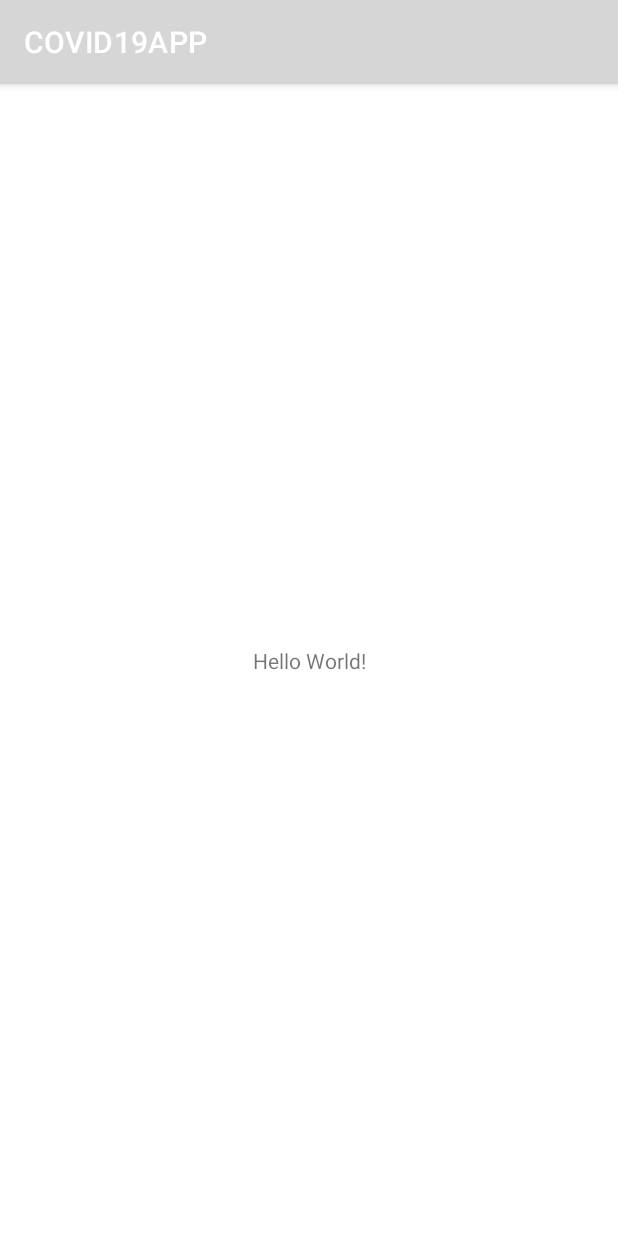
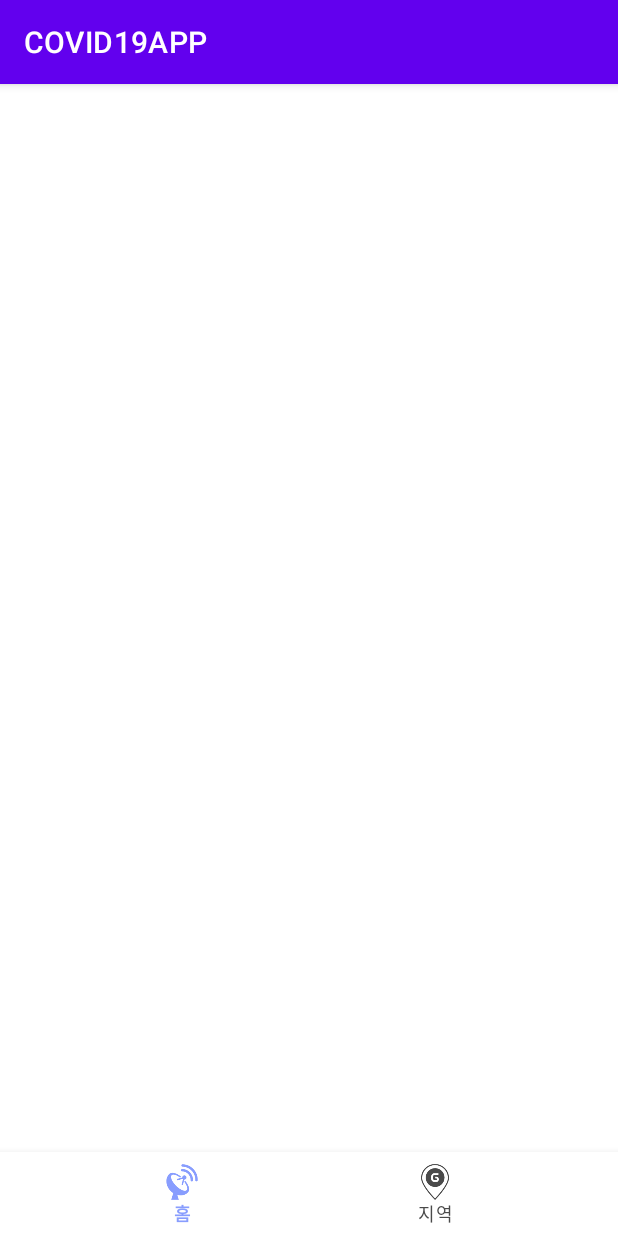
Before and after one commit to superDongE/COVID19APP, an Android app: the screen it shows after launch (MainActivity), on a phone screen of 412 x 824 dp. Run offline under Robolectric (Android 15) with nearby library versions, the light colour scheme and no system bars.

Commit message:
bottomNavigationView 구성

```diff
--- a/app/src/main/AndroidManifest.xml
+++ b/app/src/main/AndroidManifest.xml
@@ -1,6 +1,9 @@
 <?xml version="1.0" encoding="utf-8"?>
 <manifest xmlns:android="http://schemas.android.com/apk/res/android"
     package="com.example.covid19app">
+
+    <uses-permission android:name="android.permission.INTERNET" />
+    <!--    인터넷 권한 허용-->
 
     <application
         android:allowBackup="true"
--- a/app/src/main/java/com/example/covid19app/config/ApplicationClass.kt
+++ b/app/src/main/java/com/example/covid19app/config/ApplicationClass.kt
@@ -10,7 +10,7 @@ import retrofit2.converter.gson.GsonConverterFactory
 import java.util.concurrent.TimeUnit
 
 class ApplicationClass : Application() {
-    val API_URL = "https://members.softsquared.com/"
+    val API_URL = "https://api.corona-19.kr/korea/"
 
     // 코틀린의 전역변수 문법
     companion object {
@@ -18,7 +18,7 @@ class ApplicationClass : Application() {
         lateinit var sSharedPreferences: SharedPreferences
 
         // JWT Token Header 키 값
-        val X_ACCESS_TOKEN = "X-ACCESS-TOKEN"
+        val X_ACCESS_TOKEN = "aa5c9487e2f86b9eccb798f5f9f623ca1"
 
         // Retrofit 인스턴스, 앱 실행시 한번만 생성하여 사용합니다.
         lateinit var sRetrofit: Retrofit
--- /dev/null
+++ b/app/src/main/java/com/example/covid19app/home/HomeFragment.kt
@@ -0,0 +1,13 @@
+package com.example.covid19app.home
+
+import android.os.Bundle
+import android.view.View
+import com.example.covid19app.R
+import com.example.covid19app.config.BaseFragment
+import com.example.covid19app.databinding.FragmentHomeBinding
+
+class HomeFragment: BaseFragment<FragmentHomeBinding>(FragmentHomeBinding::bind, R.layout.fragment_home){
+    override fun onViewCreated(view: View, savedInstanceState: Bundle?) {
+        super.onViewCreated(view, savedInstanceState)
+    }
+}
--- /dev/null
+++ b/app/src/main/res/drawable/main_btm_nav_item_color.xml
@@ -0,0 +1,5 @@
+<?xml version="1.0" encoding="utf-8"?>
+<selector xmlns:android="http://schemas.android.com/apk/res/android">
+    <item android:color="@color/colorAccent" android:state_checked="true" />
+    <item android:color="@color/blackForText" />
+</selector>
--- a/app/src/main/res/layout/activity_main.xml
+++ b/app/src/main/res/layout/activity_main.xml
@@ -6,13 +6,28 @@
     android:layout_height="match_parent"
     tools:context=".src.MainActivity">
 
-    <TextView
-        android:layout_width="wrap_content"
+
+    <FrameLayout
+        android:id="@+id/main_frm"
+        android:layout_width="match_parent"
+        android:layout_height="match_parent"
+        app:layout_constraintEnd_toEndOf="parent"
+        app:layout_constraintStart_toStartOf="parent"
+        app:layout_constraintTop_toTopOf="parent">
+    </FrameLayout>
+
+    <com.google.android.material.bottomnavigation.BottomNavigationView
+        android:id="@+id/main_btm_nav"
+        android:layout_width="match_parent"
         android:layout_height="wrap_content"
-        android:text="Hello World!"
+        android:background="@color/white"
+        app:itemBackground="@color/white"
+        app:itemIconTint="@drawable/main_btm_nav_item_color"
+        app:itemTextColor="@drawable/main_btm_nav_item_color"
+        app:labelVisibilityMode="labeled"
         app:layout_constraintBottom_toBottomOf="parent"
-        app:layout_constraintLeft_toLeftOf="parent"
-        app:layout_constraintRight_toRightOf="parent"
-        app:layout_constraintTop_toTopOf="parent" />
+        app:layout_constraintEnd_toEndOf="parent"
+        app:layout_constraintStart_toStartOf="parent"
+        app:menu="@menu/menu_main_bottom_nav" />
 
 </androidx.constraintlayout.widget.ConstraintLayout>
--- /dev/null
+++ b/app/src/main/res/layout/fragment_home.xml
@@ -0,0 +1,6 @@
+<?xml version="1.0" encoding="utf-8"?>
+<androidx.constraintlayout.widget.ConstraintLayout
+    xmlns:android="http://schemas.android.com/apk/res/android" android:layout_width="match_parent"
+    android:layout_height="match_parent">
+
+</androidx.constraintlayout.widget.ConstraintLayout>
--- /dev/null
+++ b/app/src/main/res/layout/fragment_local.xml
@@ -0,0 +1,6 @@
+<?xml version="1.0" encoding="utf-8"?>
+<androidx.constraintlayout.widget.ConstraintLayout
+    xmlns:android="http://schemas.android.com/apk/res/android" android:layout_width="match_parent"
+    android:layout_height="match_parent">
+
+</androidx.constraintlayout.widget.ConstraintLayout>
--- /dev/null
+++ b/app/src/main/res/menu/menu_main_bottom_nav.xml
@@ -0,0 +1,18 @@
+<?xml version="1.0" encoding="utf-8"?>
+<menu xmlns:android="http://schemas.android.com/apk/res/android"
+    xmlns:app="http://schemas.android.com/apk/res-auto">
+    <item
+        android:id="@+id/menu_main_btm_nav_home"
+        android:icon="@drawable/btn_main"
+        app:showAsAction="always"
+        android:enabled="true"
+        android:checkable="true"
+        android:title="@string/frg_home_title" />
+
+    <item
+        android:id="@+id/menu_main_btm_nav_local"
+        android:icon="@drawable/btn_local"
+        app:showAsAction="always"
+        android:enabled="true"
+        android:title="@string/frg_local_title" />
+</menu>
--- a/app/src/main/res/values/colors.xml
+++ b/app/src/main/res/values/colors.xml
@@ -1,5 +1,12 @@
 <?xml version="1.0" encoding="utf-8"?>
 <resources>
+    <!--    원래코드-->
+    <color name="purple_200">#FFBB86FC</color>
+    <color name="purple_500">#FF6200EE</color>
+    <color name="purple_700">#FF3700B3</color>
+    <color name="teal_200">#FF03DAC5</color>
+    <color name="teal_700">#FF018786</color>
+
     <color name="colorPrimary">#fcfcfc</color>
     <color name="colorPrimaryDark">#889dfe</color>
     <color name="colorAccent">#889dfe</color>
--- a/app/src/main/res/values/strings.xml
+++ b/app/src/main/res/values/strings.xml
@@ -1,3 +1,10 @@
 <resources>
     <string name="app_name">COVID19APP</string>
+
+
+    <!--    frg_home-->
+    <string name="frg_home_title">홈</string>
+
+    <!--    frg_local-->
+    <string name="frg_local_title">지역</string>
 </resources>
```
Also changed, not shown: app/src/main/java/com/example/covid19app/local/LocalFragment.kt (added, +14 -0 lines), app/src/main/java/com/example/covid19app/src/MainActivity.kt (+25 -0 lines), app/src/main/res/values/styles.xml (added, +13 -0 lines), app/src/main/res/drawable/btn_local.png (added), app/src/main/res/drawable/btn_main.png (added).
